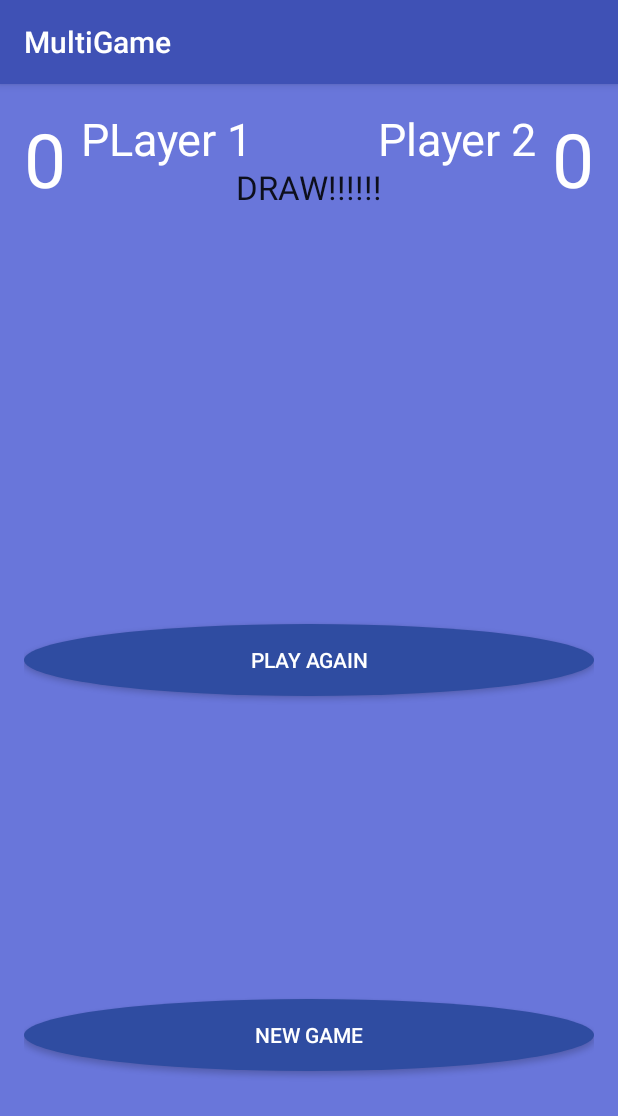
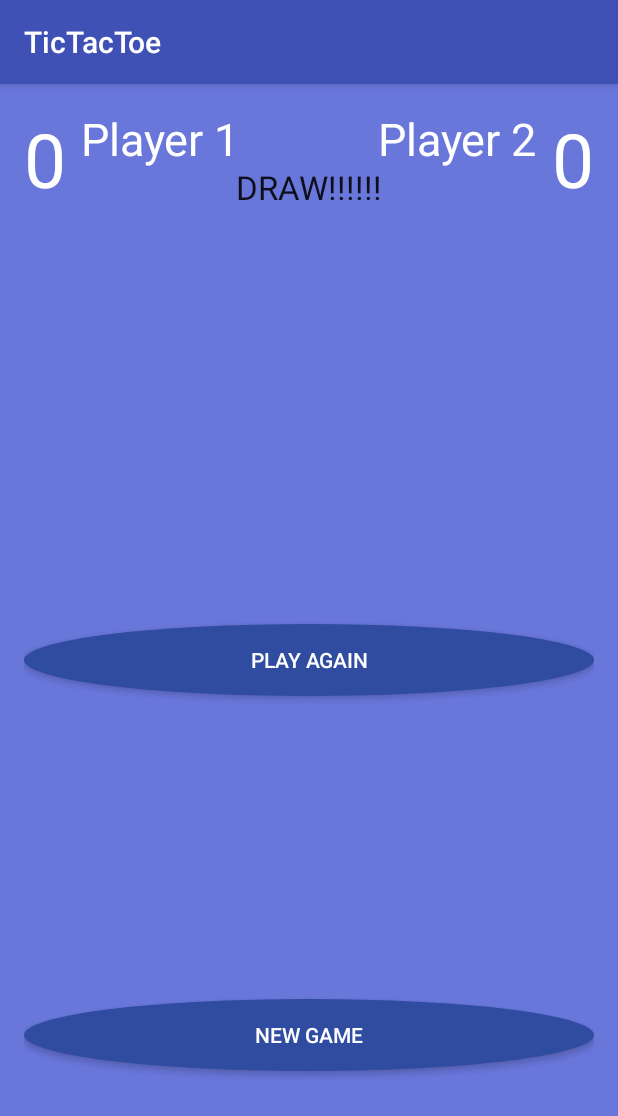
Before and after one commit to duke1712/MultiGame, an Android app: the Result screen opened directly, with no data from a screen before it, on a phone screen of 412 x 824 dp. Shown: the top 1116 px of the screen. Run offline under Robolectric (Android 15) with nearby library versions, the phone set to English and light mode, and no system bars; our stand-ins replace AdMob.

Commit message:
initial commit

```diff
--- a/app/src/main/java/com/example/cyberpaths/multigame/Result.java
+++ b/app/src/main/java/com/example/cyberpaths/multigame/Result.java
@@ -8,42 +8,78 @@ import android.view.View;
 import android.widget.TextView;
 import android.widget.Toast;
 
+import com.google.android.gms.ads.AdListener;
+import com.google.android.gms.ads.AdRequest;
 import com.google.android.gms.ads.AdView;
-//2217D213C9103D43B6112EB151986803
+import com.google.android.gms.ads.InterstitialAd;
+
 public class Result extends AppCompatActivity {
     TextView resultView;
     TextView player1;
     TextView player2;
     private AdView mAdView;
+    InterstitialAd mInterstitialAd;
+
     @Override
     protected void onCreate(Bundle savedInstanceState) {
         super.onCreate(savedInstanceState);
         setContentView(R.layout.activity_result);
+        if (getIntent().getBooleanExtra("EXIT", false)) {
+            finish();
+        }
+        mInterstitialAd = new InterstitialAd(this);
 
-//        mAdView = (AdView) findViewById(R.id.adView);
-//        AdRequest adRequest = new AdRequest.Builder()
-//                .build();
-//        mAdView.loadAd(adRequest);
+        // set the ad unit ID
+        mInterstitialAd.setAdUnitId(getString(R.string.interstitial_full_screen));
+
+        AdRequest adRequest = new AdRequest.Builder()
+//                .addTestDevice(AdRequest.DEVICE_ID_EMULATOR)
+//                // Check the LogCat to get your test device ID
+//                .addTestDevice("2217D213C9103D43B6112EB151986803")
+                .build();
+
+        // Load ads into Interstitial Ads
+        mInterstitialAd.loadAd(adRequest);
+
+        mInterstitialAd.setAdListener(new AdListener() {
+            public void onAdLoaded() {
+                showInterstitial();
+            }
+        });
+
+
+        mAdView = (AdView) findViewById(R.id.adView);
+        AdRequest adRequest2 = new AdRequest.Builder()
+//                .addTestDevice(AdRequest.DEVICE_ID_EMULATOR)
+//                // Check the LogCat to get your test device ID
+//                .addTestDevice("2217D213C9103D43B6112EB151986803")
+                .build();
+        mAdView.loadAd(adRequest2);
 
         Intent resultIntent = getIntent();
-        int result=resultIntent.getIntExtra("result",0);
-        resultView=(TextView)findViewById(R.id.result1);
-        player1=(TextView)findViewById(R.id.player1score);
-        player2=(TextView)findViewById(R.id.player2score);
+        int result = resultIntent.getIntExtra("result", 0);
+        resultView = (TextView) findViewById(R.id.result1);
+        player1 = (TextView) findViewById(R.id.player1score);
+        player2 = (TextView) findViewById(R.id.player2score);
 
-        if(result==1){
+        if (result == 1) {
             resultView.setText("Player 1 Wins");
-            constants.p1+=1;
-        }
-        else if(result==2) {
+            constants.p1 += 1;
+        } else if (result == 2) {
             resultView.setText("Player 2 Wins");
-            constants.p2+=1;
-        }
-        else
+            constants.p2 += 1;
+        } else
             resultView.setText("DRAW!!!!!!");
         player1.setText(constants.p1 + "");
         player2.setText(constants.p2 + "");
 
+    }
+
+
+    private void showInterstitial() {
+        if (mInterstitialAd.isLoaded()) {
+            mInterstitialAd.show();
+        }
     }
 //    @Override
 //    public boolean onCreateOptionsMenu(Menu menu) {
@@ -78,7 +114,11 @@ public void onPause() {
     @Override
     public void onBackPressed() {
         if (doubleBackToExitPressedOnce) {
-            super.onBackPressed();
+//            super.onBackPressed();
+            Intent intent = new Intent(Result.this, Result.class);
+            intent.setFlags(Intent.FLAG_ACTIVITY_CLEAR_TOP);
+            intent.putExtra("EXIT", true);
+            startActivity(intent);
             return;
         }
 
--- a/app/src/main/res/layout/activity_new_game.xml
+++ b/app/src/main/res/layout/activity_new_game.xml
@@ -216,9 +216,8 @@
         android:id="@+id/message"
         android:text="All The Best"
         android:textColor="#ffffff"
-        android:layout_alignParentBottom="true"
-        android:layout_centerHorizontal="true"
-        android:layout_marginBottom="36dp" />
+        android:layout_above="@+id/adView"
+        android:layout_centerHorizontal="true" />
     <com.google.android.gms.ads.AdView
         android:id="@+id/adView"
         android:layout_width="match_parent"
--- a/app/src/main/res/layout/activity_result.xml
+++ b/app/src/main/res/layout/activity_result.xml
@@ -22,7 +22,7 @@
         android:layout_width="wrap_content"
         android:layout_height="wrap_content"
         android:layout_toRightOf="@+id/player1score"
-        android:text="PLayer 1"
+        android:text="Player 1"
         android:id="@+id/player1"
         android:textSize="30sp"
         android:layout_marginLeft="10dp"
--- a/app/src/main/res/values/strings.xml
+++ b/app/src/main/res/values/strings.xml
@@ -1,4 +1,5 @@
 <resources>
-    <string name="app_name">MultiGame</string>
-    <string name="banner_home_footer">ca-app-pub-1508240473467237~1147196309</string>
+    <string name="app_name">TicTacToe</string>
+    <string name="banner_home_footer">ca-app-pub-1508240473467237/5577395904</string>
+    <string name="interstitial_full_screen">ca-app-pub-1508240473467237/6436850302</string>
 </resources>
```
Also changed, not shown: app/src/main/java/com/example/cyberpaths/multigame/newGame.java (+3 -6 lines), app/src/main/res/layout/activity_main.xml (+10 -2 lines).
